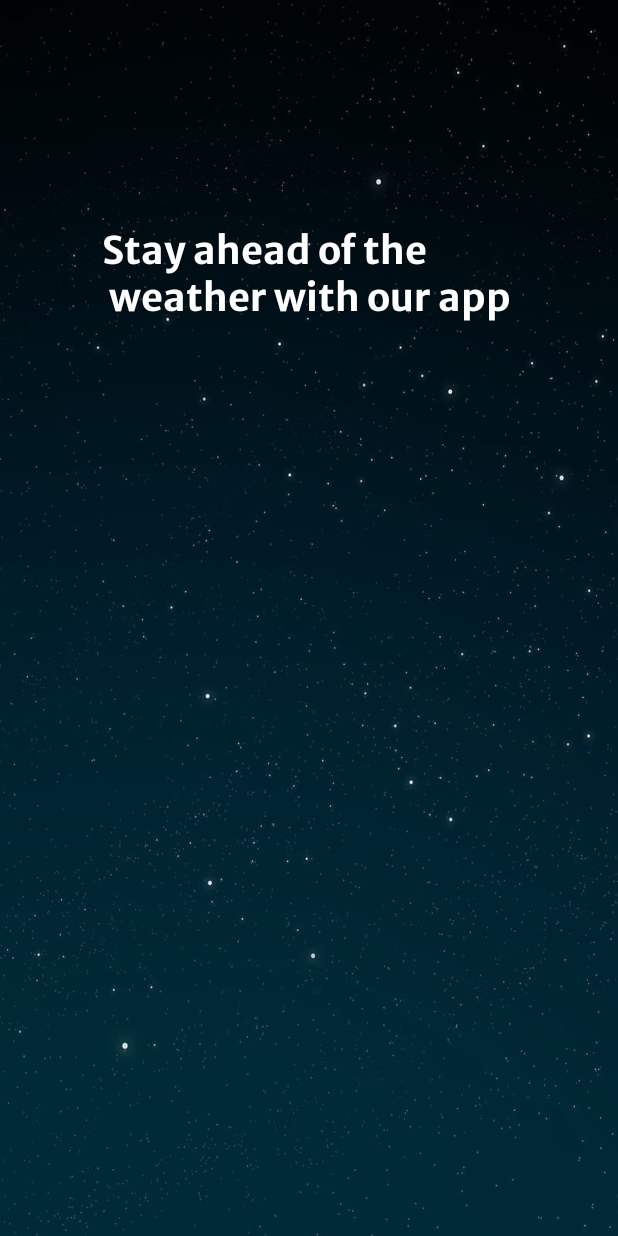
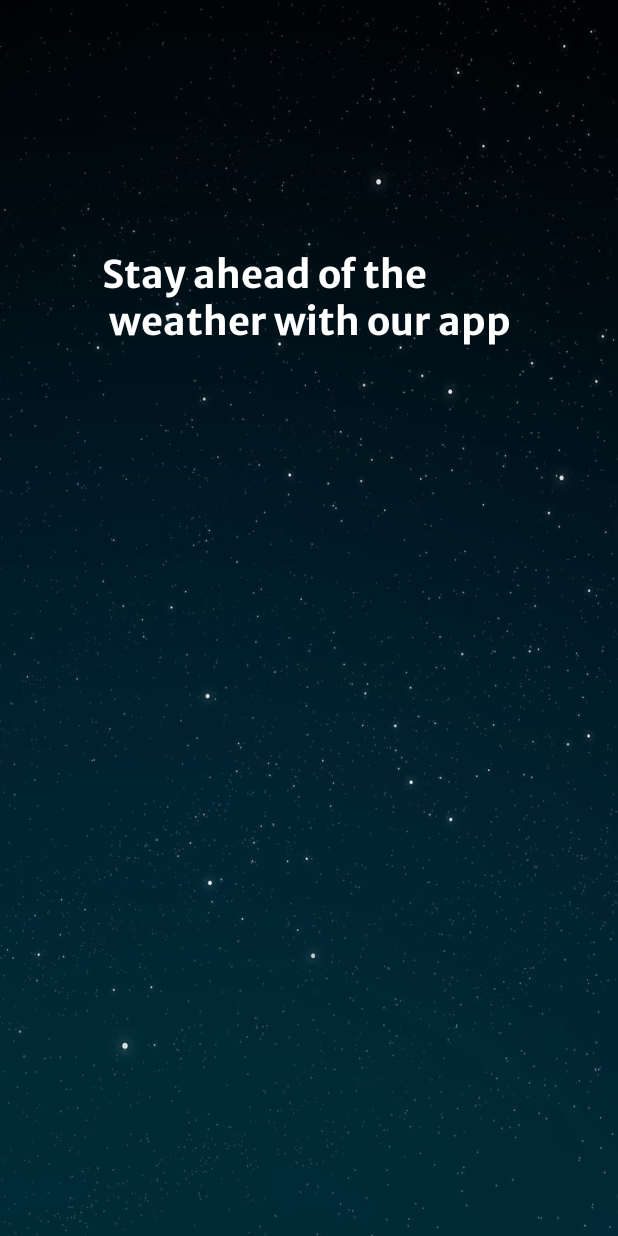
Before and after one commit to Pooja-110/WeatherApplication, an Android app: the SplashActivity screen opened directly, with no data from a screen before it, on a phone screen of 412 x 824 dp. Run offline under Robolectric (Android 15) with nearby library versions, the phone set to English and light mode, and no system bars.

Commit message:
Initial Commit

```diff
--- a/app/build.gradle.kts
+++ b/app/build.gradle.kts
@@ -56,4 +56,5 @@ dependencies {
     implementation ("com.airbnb.android:lottie:6.1.0")
 
 
+
 }
--- a/app/src/main/java/com/example/finalw1eatherapi/MainActivity.kt
+++ b/app/src/main/java/com/example/finalw1eatherapi/MainActivity.kt
@@ -120,7 +120,7 @@ class MainActivity : AppCompatActivity() {
                 binding.root.setBackgroundResource(R.drawable.rain_background)
                 binding.anim.setAnimation(R.raw.rain)
             }
-            "Snow","Light Snow", "Moderate Snow", "Heavy Snow", "Blizzard" -> {
+            "Snow","Light Snow", "Moderate Snow", "Smoke","Heavy Snow", "Blizzard" -> {
                 binding.root.setBackgroundResource(R.drawable.snow_background)
                 binding.anim.setAnimation(R.raw.snow)
             }
--- a/app/src/main/res/layout/activity_main.xml
+++ b/app/src/main/res/layout/activity_main.xml
@@ -274,7 +274,7 @@
                     android:layout_height="wrap_content"
                     android:fontFamily="@font/merriweathersans_medium"
                     android:gravity="center"
-                    android:text="Sunny"
+                    android:text="Weather"
                     android:textAllCaps="true"
                     android:textColor="@color/black" />
 
--- a/app/src/main/res/layout/activity_splash.xml
+++ b/app/src/main/res/layout/activity_splash.xml
@@ -8,10 +8,10 @@
     tools:context=".SplashActivity">
 
     <TextView
-        android:layout_width="324dp"
-        android:layout_height="135dp"
+        android:layout_width="322dp"
+        android:layout_height="86dp"
         android:layout_marginStart="28dp"
-        android:layout_marginTop="144dp"
+        android:layout_marginTop="160dp"
         android:fontFamily="@font/merriweathersans_bold"
         android:paddingLeft="40sp"
         android:text="Stay ahead of the \n weather with our app"
```
